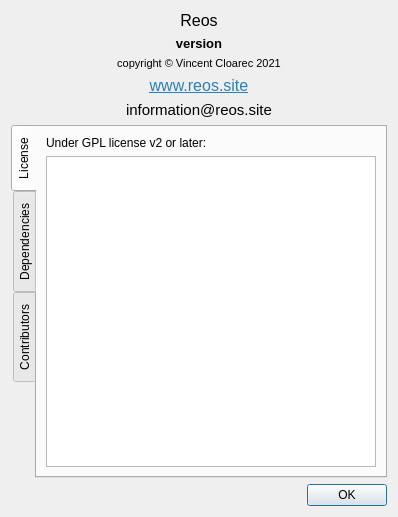
First picture: the form in src/ui/reosaboutwidget.ui, repository vcloarec/ReosProject, before the edit.
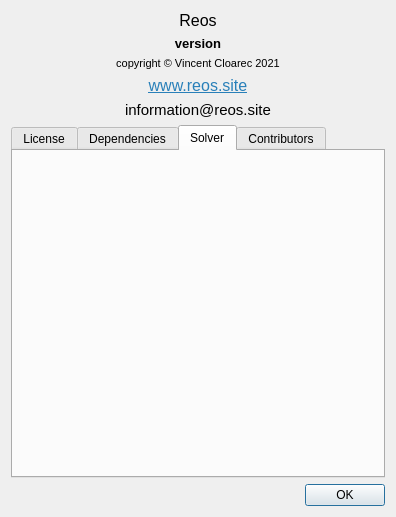
Second picture: the form after the edit.

Commit message: add solver to about widget

The edit to the form file:
```diff
--- a/src/ui/reosaboutwidget.ui
+++ b/src/ui/reosaboutwidget.ui
@@ -6,7 +6,7 @@
    <rect>
     <x>0</x>
     <y>0</y>
-    <width>398</width>
+    <width>396</width>
     <height>517</height>
    </rect>
   </property>
@@ -127,13 +127,13 @@
    <item>
     <widget class="QTabWidget" name="tabWidget">
      <property name="tabPosition">
-      <enum>QTabWidget::West</enum>
+      <enum>QTabWidget::North</enum>
      </property>
      <property name="tabShape">
       <enum>QTabWidget::Rounded</enum>
      </property>
      <property name="currentIndex">
-      <number>0</number>
+      <number>2</number>
      </property>
      <property name="usesScrollButtons">
       <bool>true</bool>
@@ -195,6 +195,41 @@
        </item>
       </layout>
      </widget>
+     <widget class="QWidget" name="solverTab">
+      <attribute name="title">
+       <string>Solver</string>
+      </attribute>
+      <layout class="QVBoxLayout" name="verticalLayout_5">
+       <property name="leftMargin">
+        <number>0</number>
+       </property>
+       <property name="topMargin">
+        <number>0</number>
+       </property>
+       <property name="rightMargin">
+        <number>0</number>
+       </property>
+       <property name="bottomMargin">
+        <number>0</number>
+       </property>
+       <item>
+        <layout class="QVBoxLayout" name="mSolverLayout"/>
+       </item>
+       <item>
+        <spacer name="verticalSpacer_2">
+         <property name="orientation">
+          <enum>Qt::Vertical</enum>
+         </property>
+         <property name="sizeHint" stdset="0">
+          <size>
+           <width>20</width>
+           <height>40</height>
+          </size>
+         </property>
+        </spacer>
+       </item>
+      </layout>
+     </widget>
      <widget class="QWidget" name="tab_3">
       <attribute name="title">
        <string>Contributors</string>
```
The commit also changes 6 other files.
